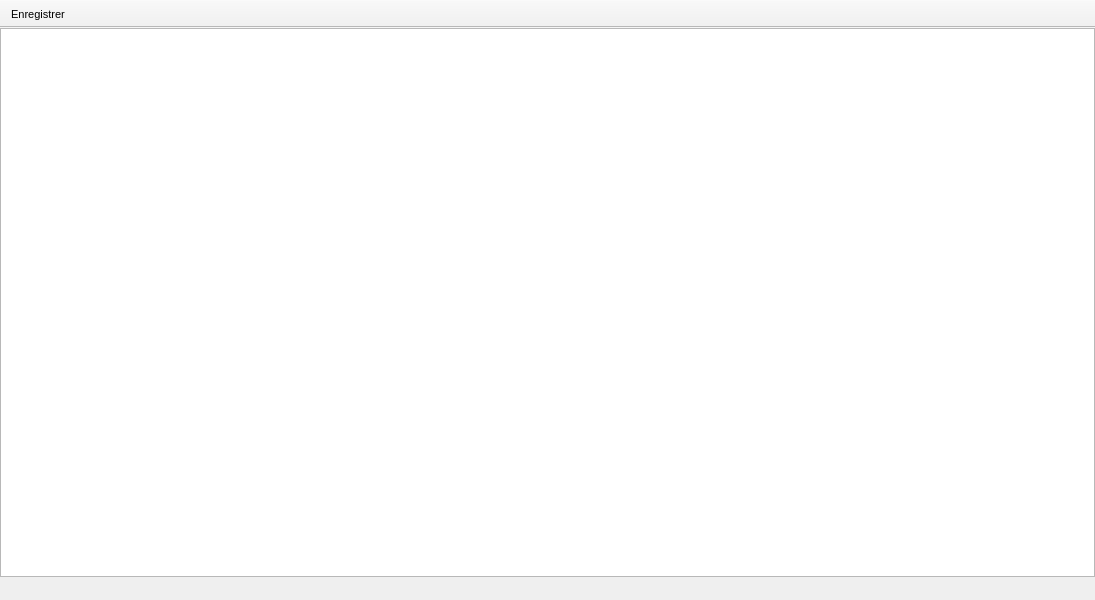
Before: the Qt Designer form afficher.ui in mconsidine/previsat_archive, drawn with Qt 5.
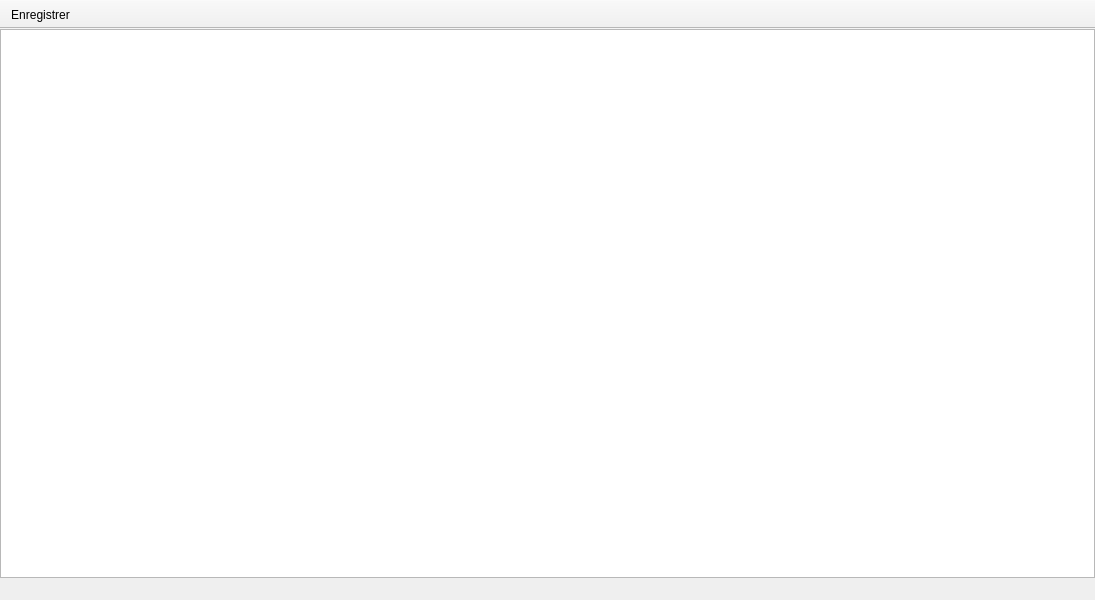
After: the same form once the commit is applied. Icons and pictures are not drawn.

What changed in the file:
```diff
--- a/afficher.ui
+++ b/afficher.ui
@@ -12,8 +12,6 @@
   </property>
   <property name="font">
    <font>
-    <family>MS Shell Dlg 2</family>
-    <pointsize>8</pointsize>
    </font>
   </property>
   <property name="windowTitle">
@@ -24,12 +22,6 @@
     <normaloff>:/resources/icone.ico</normaloff>:/resources/icone.ico</iconset>
   </property>
   <widget class="QWidget" name="centralwidget">
-   <property name="font">
-    <font>
-     <family>MS Shell Dlg 2</family>
-     <pointsize>8</pointsize>
-    </font>
-   </property>
    <widget class="QTextEdit" name="fichier">
     <property name="geometry">
      <rect>
@@ -54,12 +46,6 @@
    </widget>
   </widget>
   <widget class="QToolBar" name="barreOutils">
-   <property name="font">
-    <font>
-     <family>MS Shell Dlg 2</family>
-     <pointsize>8</pointsize>
-    </font>
-   </property>
    <property name="windowTitle">
     <string notr="true"/>
    </property>
@@ -87,12 +73,6 @@
    <property name="toolTip">
     <string>Enregistrer</string>
    </property>
-   <property name="font">
-    <font>
-     <family>MS Shell Dlg 2</family>
-     <pointsize>8</pointsize>
-    </font>
-   </property>
    <property name="shortcut">
     <string notr="true">Ctrl+S</string>
    </property>
```
